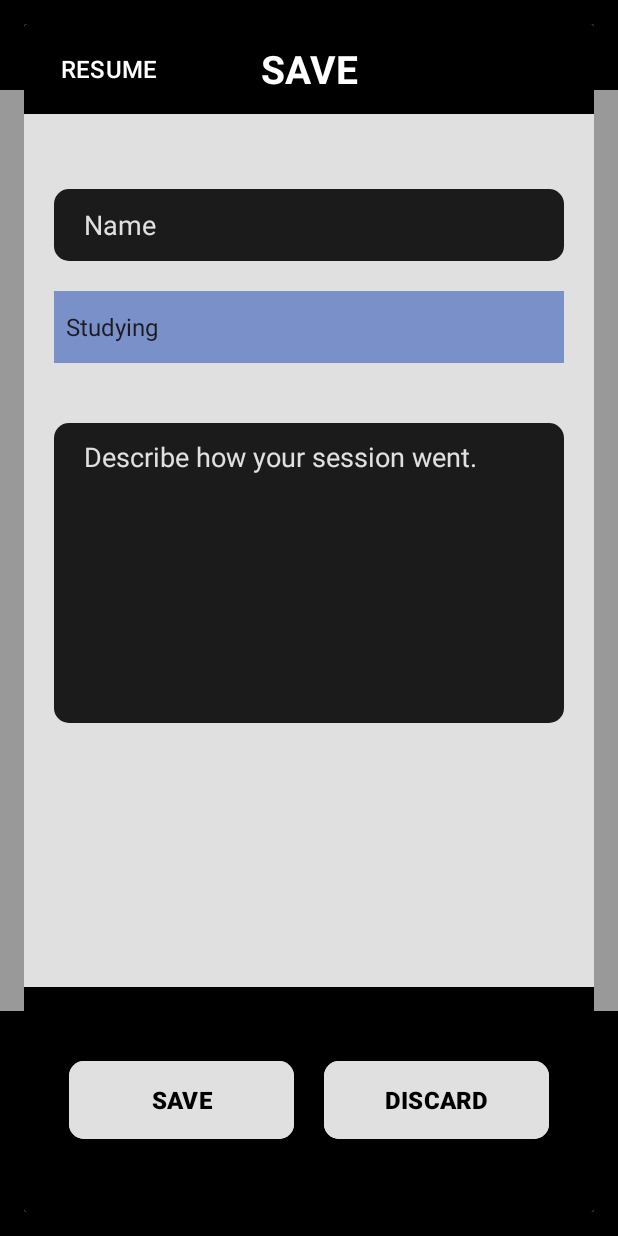
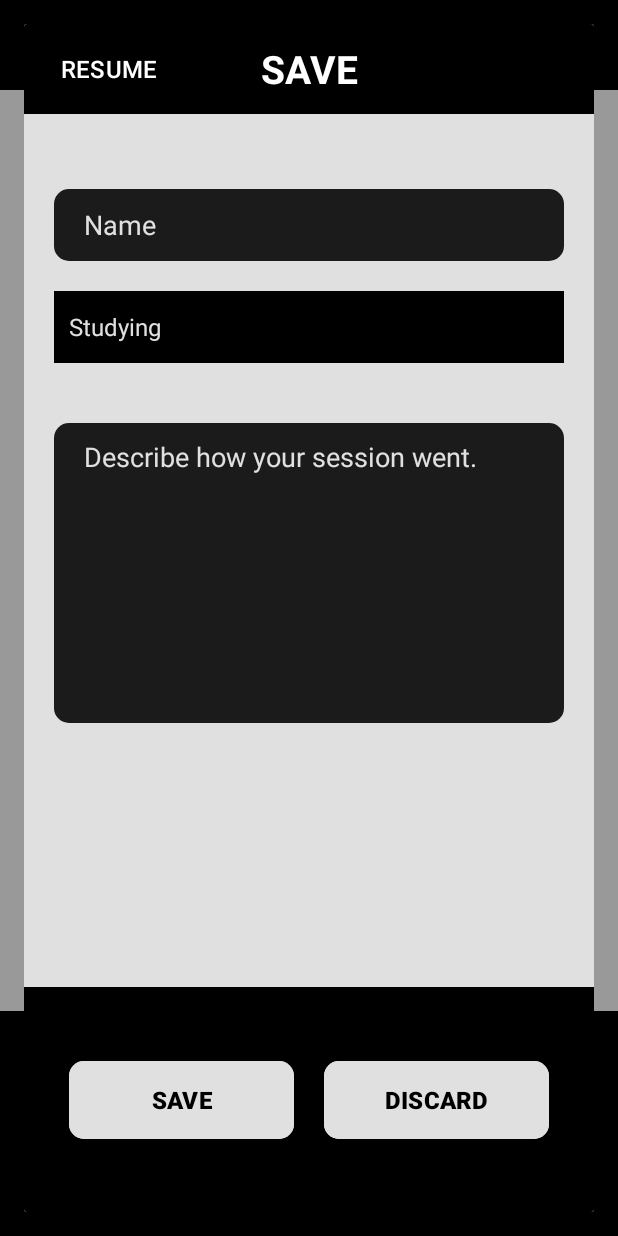
Before and after one commit to KhaledElshokri/Slouch-Patrol, an Android app: the fragment SaveSessionFragment placed in its activity, on a phone screen of 412 x 824 dp. Run offline under Robolectric (Android 15) with nearby library versions, the phone set to English and light mode, and no system bars.

Commit message:
color chang for scroll save

```diff
--- a/SlouchPatrolApp/app/src/main/java/com/example/slouch_patrol_app/Controller/Fragments/SaveSessionFragment.java
+++ b/SlouchPatrolApp/app/src/main/java/com/example/slouch_patrol_app/Controller/Fragments/SaveSessionFragment.java
@@ -74,8 +74,8 @@ public class SaveSessionFragment extends DialogFragment {
         String[] sessionTypes = getResources().getStringArray(R.array.session_types);
 
         // set spinner options
-        ArrayAdapter<String> adapter = new ArrayAdapter<>(getActivity(), android.R.layout.simple_spinner_item, sessionTypes);
-        adapter.setDropDownViewResource(android.R.layout.simple_spinner_dropdown_item);
+        ArrayAdapter<String> adapter = new ArrayAdapter<>(getActivity(), R.layout.custom_spinner_item, sessionTypes);
+        adapter.setDropDownViewResource(R.layout.custom_spinner_item); // Optional for dropdown
         this.sessionTypeSpinner.setAdapter(adapter);
 
         return view;
--- /dev/null
+++ b/SlouchPatrolApp/app/src/main/res/layout/custom_spinner_item.xml
@@ -0,0 +1,8 @@
+<?xml version="1.0" encoding="utf-8"?>
+<TextView xmlns:android="http://schemas.android.com/apk/res/android"
+    android:layout_width="match_parent"
+    android:layout_height="wrap_content"
+    android:padding="10dp"
+    android:textSize="16sp"
+    android:textColor="#E0E0E0"
+    android:background="#000000" />
--- a/SlouchPatrolApp/app/src/main/res/layout/fragment_save_session.xml
+++ b/SlouchPatrolApp/app/src/main/res/layout/fragment_save_session.xml
@@ -68,7 +68,7 @@
             android:layout_below="@id/editTextName"
             android:layout_margin="20dp"
             android:background="@color/background_color"
-            android:backgroundTint="@android:color/system_primary_container_dark"
+            android:backgroundTint="@color/black"
             android:textStyle="bold"
             app:cornerRadius="20dp" />
 
```
